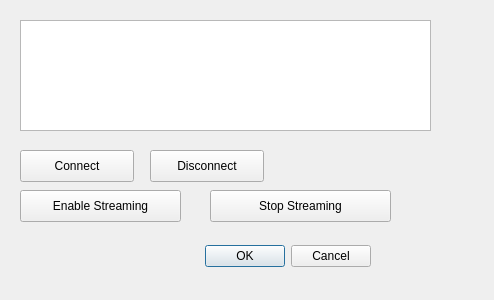
This is 6DOFEngineeringScreen/imudialog.ui in dsc0003/6DOFC as Qt 5 draws it before an edit. The edited form follows.
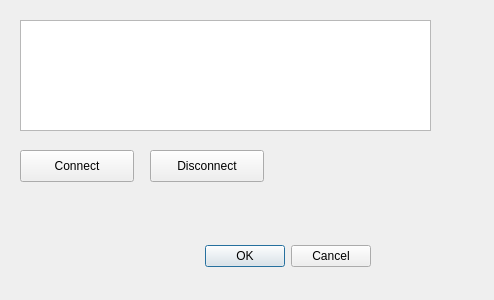
This is the edited form.

```diff
--- a/6DOFEngineeringScreen/imudialog.ui
+++ b/6DOFEngineeringScreen/imudialog.ui
@@ -65,32 +65,6 @@
     <string>Disconnect</string>
    </property>
   </widget>
-  <widget class="QPushButton" name="streamButton">
-   <property name="geometry">
-    <rect>
-     <x>20</x>
-     <y>190</y>
-     <width>161</width>
-     <height>32</height>
-    </rect>
-   </property>
-   <property name="text">
-    <string>Enable Streaming</string>
-   </property>
-  </widget>
-  <widget class="QPushButton" name="stopStreamButton">
-   <property name="geometry">
-    <rect>
-     <x>210</x>
-     <y>190</y>
-     <width>181</width>
-     <height>32</height>
-    </rect>
-   </property>
-   <property name="text">
-    <string>Stop Streaming</string>
-   </property>
-  </widget>
  </widget>
  <resources/>
  <connections>
```
